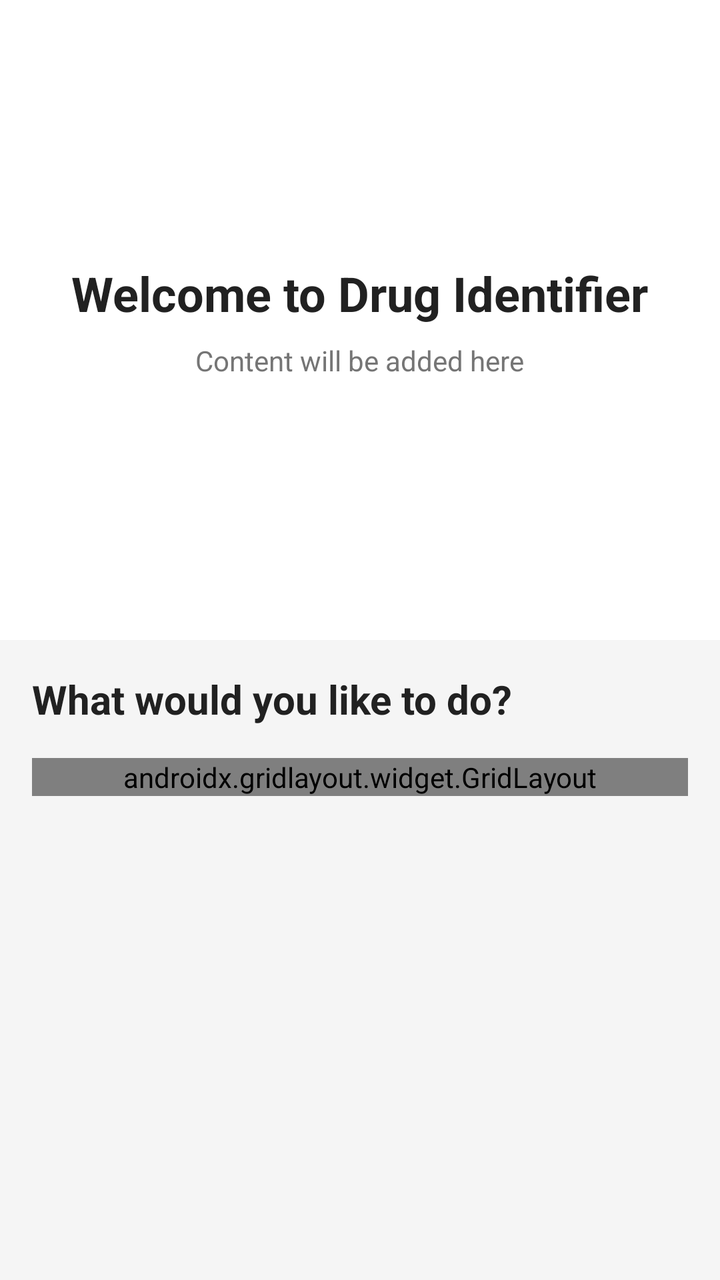
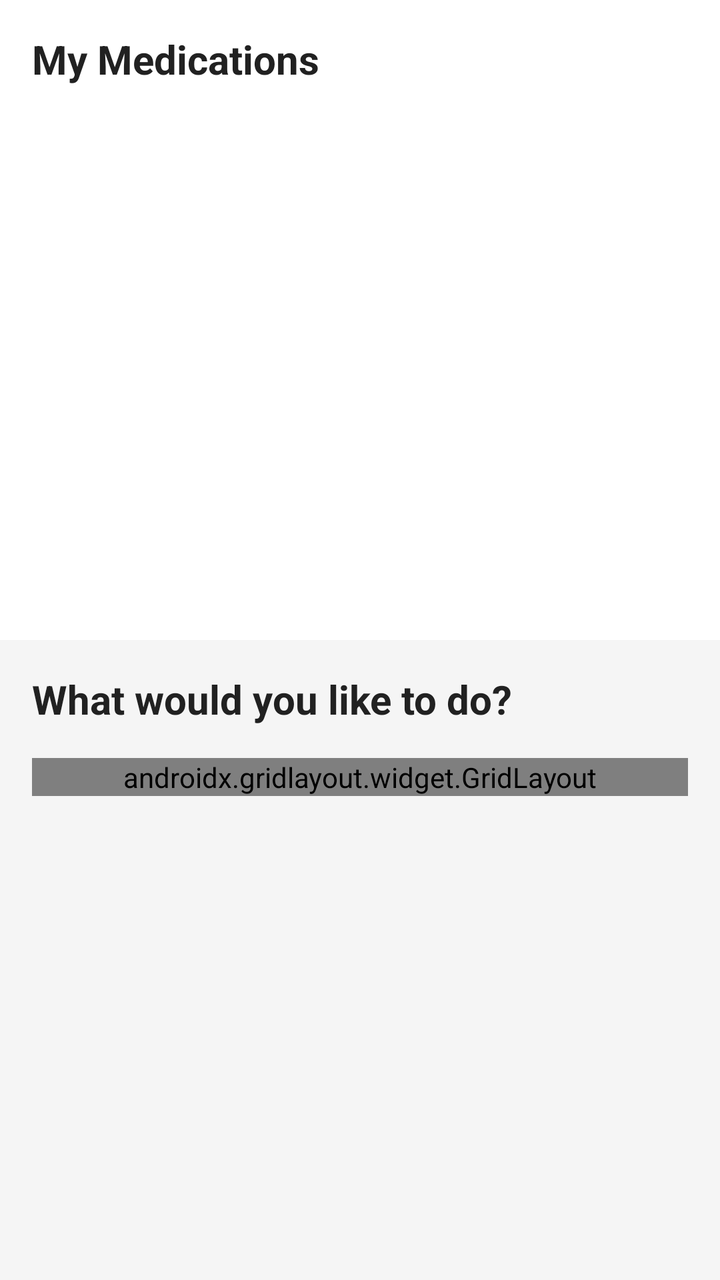

An Android layout rendered at two revisions. The XML below is the earlier revision; the diff shows what the commit changed to produce the second picture.
<!-- AndroidManifest.xml: application theme Theme.DrugIdentifier -->
<!-- res/layout/activity_home.xml -->
<?xml version="1.0" encoding="utf-8"?>
<LinearLayout xmlns:android="http://schemas.android.com/apk/res/android"
    xmlns:app="http://schemas.android.com/apk/res-auto"
    android:layout_width="match_parent"
    android:layout_height="match_parent"
    android:orientation="vertical"
    android:background="@color/background_color">

    
    <LinearLayout
        android:id="@+id/top_section"
        android:layout_width="match_parent"
        android:layout_height="0dp"
        android:layout_weight="1"
        android:orientation="vertical"
        android:background="@color/top_section_background"
        android:gravity="center"
        android:padding="24dp">

        <TextView
            android:layout_width="wrap_content"
            android:layout_height="wrap_content"
            android:text="@string/welcome_message"
            android:textSize="24sp"
            android:textColor="@color/primary_text"
            android:textStyle="bold"
            android:gravity="center"/>

        <TextView
            android:layout_width="wrap_content"
            android:layout_height="wrap_content"
            android:text="@string/top_section_placeholder"
            android:textSize="14sp"
            android:textColor="@color/secondary_text"
            android:layout_marginTop="8dp"
            android:gravity="center"/>

    </LinearLayout>

    
    <LinearLayout
        android:id="@+id/bottom_section"
        android:layout_width="match_parent"
        android:layout_height="0dp"
        android:layout_weight="1"
        android:orientation="vertical"
        android:background="@color/bottom_section_background"
        android:padding="16dp">

        <TextView
            android:layout_width="wrap_content"
            android:layout_height="wrap_content"
            android:text="@string/actions_title"
            android:textSize="20sp"
            android:textColor="@color/primary_text"
            android:textStyle="bold"
            android:layout_marginBottom="16dp"/>

        
        <androidx.gridlayout.widget.GridLayout
            android:layout_width="match_parent"
            android:layout_height="wrap_content"
            app:columnCount="2"
            app:rowCount="2"
            app:useDefaultMargins="true">

            
            <androidx.cardview.widget.CardView
                android:id="@+id/card_scan_drug"
                android:layout_width="0dp"
                android:layout_height="140dp"
                app:layout_columnWeight="1"
                app:cardCornerRadius="12dp"
                app:cardElevation="4dp"
                app:cardBackgroundColor="@color/card_background"
                android:layout_margin="8dp"
                android:clickable="true"
                android:focusable="true"
                android:foreground="?android:attr/selectableItemBackground">

                <LinearLayout
                    android:layout_width="match_parent"
                    android:layout_height="match_parent"
                    android:orientation="vertical"
                    android:gravity="center"
                    android:padding="16dp">

                    <TextView
                        android:layout_width="wrap_content"
                        android:layout_height="wrap_content"
                        android:text="📷"
                        android:textSize="40sp"
                        android:layout_marginBottom="8dp"/>

                    <TextView
                        android:layout_width="wrap_content"
                        android:layout_height="wrap_content"
                        android:text="@string/action_scan_drug"
                        android:textSize="16sp"
                        android:textColor="@color/primary_text"
                        android:textStyle="bold"
                        android:gravity="center"/>

                </LinearLayout>
            </androidx.cardview.widget.CardView>

            
            <androidx.cardview.widget.CardView
                android:id="@+id/card_add_drug"
                android:layout_width="0dp"
                android:layout_height="140dp"
                app:layout_columnWeight="1"
                app:cardCornerRadius="12dp"
                app:cardElevation="4dp"
                app:cardBackgroundColor="@color/card_background"
                android:layout_margin="8dp"
                android:clickable="true"
                android:focusable="true"
                android:foreground="?android:attr/selectableItemBackground">

                <LinearLayout
                    android:layout_width="match_parent"
                    android:layout_height="match_parent"
                    android:orientation="vertical"
                    android:gravity="center"
                    android:padding="16dp">

                    <TextView
                        android:layout_width="wrap_content"
                        android:layout_height="wrap_content"
                        android:text="➕"
                        android:textSize="40sp"
                        android:layout_marginBottom="8dp"/>

                    <TextView
                        android:layout_width="wrap_content"
                        android:layout_height="wrap_content"
                        android:text="@string/action_add_drug"
                        android:textSize="16sp"
                        android:textColor="@color/primary_text"
                        android:textStyle="bold"
                        android:gravity="center"/>

                </LinearLayout>
            </androidx.cardview.widget.CardView>

            
            <androidx.cardview.widget.CardView
                android:id="@+id/card_view_drugs"
                android:layout_width="0dp"
                android:layout_height="140dp"
                app:layout_columnWeight="1"
                app:cardCornerRadius="12dp"
                app:cardElevation="4dp"
                app:cardBackgroundColor="@color/card_background"
                android:layout_margin="8dp"
                android:clickable="true"
                android:focusable="true"
                android:foreground="?android:attr/selectableItemBackground">

                <LinearLayout
                    android:layout_width="match_parent"
                    android:layout_height="match_parent"
                    android:orientation="vertical"
                    android:gravity="center"
                    android:padding="16dp">

                    <TextView
                        android:layout_width="wrap_content"
                        android:layout_height="wrap_content"
                        android:text="💊"
                        android:textSize="40sp"
                        android:layout_marginBottom="8dp"/>

                    <TextView
                        android:layout_width="wrap_content"
                        android:layout_height="wrap_content"
                        android:text="@string/action_view_drugs"
                        android:textSize="16sp"
                        android:textColor="@color/primary_text"
                        android:textStyle="bold"
                        android:gravity="center"/>

                </LinearLayout>
            </androidx.cardview.widget.CardView>

            
            <androidx.cardview.widget.CardView
                android:id="@+id/card_check_interactions"
                android:layout_width="0dp"
                android:layout_height="140dp"
                app:layout_columnWeight="1"
                app:cardCornerRadius="12dp"
                app:cardElevation="4dp"
                app:cardBackgroundColor="@color/card_background"
                android:layout_margin="8dp"
                android:clickable="true"
                android:focusable="true"
                android:foreground="?android:attr/selectableItemBackground">

                <LinearLayout
                    android:layout_width="match_parent"
                    android:layout_height="match_parent"
                    android:orientation="vertical"
                    android:gravity="center"
                    android:padding="16dp">

                    <TextView
                        android:layout_width="wrap_content"
                        android:layout_height="wrap_content"
                        android:text="⚠️"
                        android:textSize="40sp"
                        android:layout_marginBottom="8dp"/>

                    <TextView
                        android:layout_width="wrap_content"
                        android:layout_height="wrap_content"
                        android:text="@string/action_check_interactions"
                        android:textSize="16sp"
                        android:textColor="@color/primary_text"
                        android:textStyle="bold"
                        android:gravity="center"/>

                </LinearLayout>
            </androidx.cardview.widget.CardView>

        </androidx.gridlayout.widget.GridLayout>

    </LinearLayout>

</LinearLayout>
<!-- resources referenced by this layout -->
<resources>
  <color name="background_color">#F5F5F5</color>
  <color name="bottom_section_background">#F5F5F5</color>
  <color name="card_background">#FFFFFF</color>
  <color name="primary_text">#212121</color>
  <color name="secondary_text">#757575</color>
  <color name="top_section_background">#FFFFFF</color>
  <string name="action_add_drug">Add Drug</string>
  <string name="action_check_interactions">Check Interactions</string>
  <string name="action_scan_drug">Scan Drug</string>
  <string name="action_view_drugs">View My Drugs</string>
  <string name="actions_title">What would you like to do?</string>
  <string name="top_section_placeholder">Content will be added here</string>
  <string name="welcome_message">Welcome to Drug Identifier</string>
  <style name="Theme.DrugIdentifier" parent="Base.Theme.DrugIdentifier" />
  <style name="Base.Theme.DrugIdentifier" parent="Theme.Material3.DayNight.NoActionBar">
          
          
      </style>
</resources>

<!-- the commit's change to res/layout/activity_home.xml (unified diff, before → after) -->
@@ -14,26 +14,63 @@
         android:layout_weight="1"
         android:orientation="vertical"
         android:background="@color/top_section_background"
-        android:gravity="center"
-        android:padding="24dp">
+        android:padding="16dp">
 
         <TextView
             android:layout_width="wrap_content"
             android:layout_height="wrap_content"
-            android:text="@string/welcome_message"
-            android:textSize="24sp"
+            android:text="@string/my_medications_title"
+            android:textSize="20sp"
             android:textColor="@color/primary_text"
             android:textStyle="bold"
-            android:gravity="center"/>
-
-        <TextView
-            android:layout_width="wrap_content"
-            android:layout_height="wrap_content"
-            android:text="@string/top_section_placeholder"
-            android:textSize="14sp"
-            android:textColor="@color/secondary_text"
-            android:layout_marginTop="8dp"
-            android:gravity="center"/>
+            android:layout_marginBottom="12dp"/>
+
+        
+        <androidx.recyclerview.widget.RecyclerView
+            android:id="@+id/drugs_recycler_view"
+            android:layout_width="match_parent"
+            android:layout_height="0dp"
+            android:layout_weight="1"
+            android:orientation="horizontal"
+            android:clipToPadding="false"
+            android:paddingStart="4dp"
+            android:paddingEnd="4dp"/>
+
+        
+        <LinearLayout
+            android:id="@+id/empty_state"
+            android:layout_width="match_parent"
+            android:layout_height="0dp"
+            android:layout_weight="1"
+            android:orientation="vertical"
+            android:gravity="center"
+            android:visibility="gone">
+
+            <TextView
+                android:layout_width="wrap_content"
+                android:layout_height="wrap_content"
+                android:text="💊"
+                android:textSize="64sp"
+                android:layout_marginBottom="16dp"/>
+
+            <TextView
+                android:layout_width="wrap_content"
+                android:layout_height="wrap_content"
+                android:text="@string/no_drugs_yet"
+                android:textSize="16sp"
+                android:textColor="@color/secondary_text"
+                android:gravity="center"/>
+
+            <TextView
+                android:layout_width="wrap_content"
+                android:layout_height="wrap_content"
+                android:text="@string/add_drug_hint"
+                android:textSize="14sp"
+                android:textColor="@color/secondary_text"
+                android:layout_marginTop="8dp"
+                android:gravity="center"/>
+
+        </LinearLayout>
 
     </LinearLayout>
 
<!-- resource entries referenced after the edit -->
@@ -11,8 +11,9 @@
   <string name="action_scan_drug">Scan Drug</string>
   <string name="action_view_drugs">View My Drugs</string>
   <string name="actions_title">What would you like to do?</string>
-  <string name="top_section_placeholder">Content will be added here</string>
-  <string name="welcome_message">Welcome to Drug Identifier</string>
+  <string name="add_drug_hint">Tap \"Scan Drug\" or \"Add Drug\" below to get started</string>
+  <string name="my_medications_title">My Medications</string>
+  <string name="no_drugs_yet">No medications saved yet</string>
   <style name="Theme.DrugIdentifier" parent="Base.Theme.DrugIdentifier" />
   <style name="Base.Theme.DrugIdentifier" parent="Theme.Material3.DayNight.NoActionBar">
           
